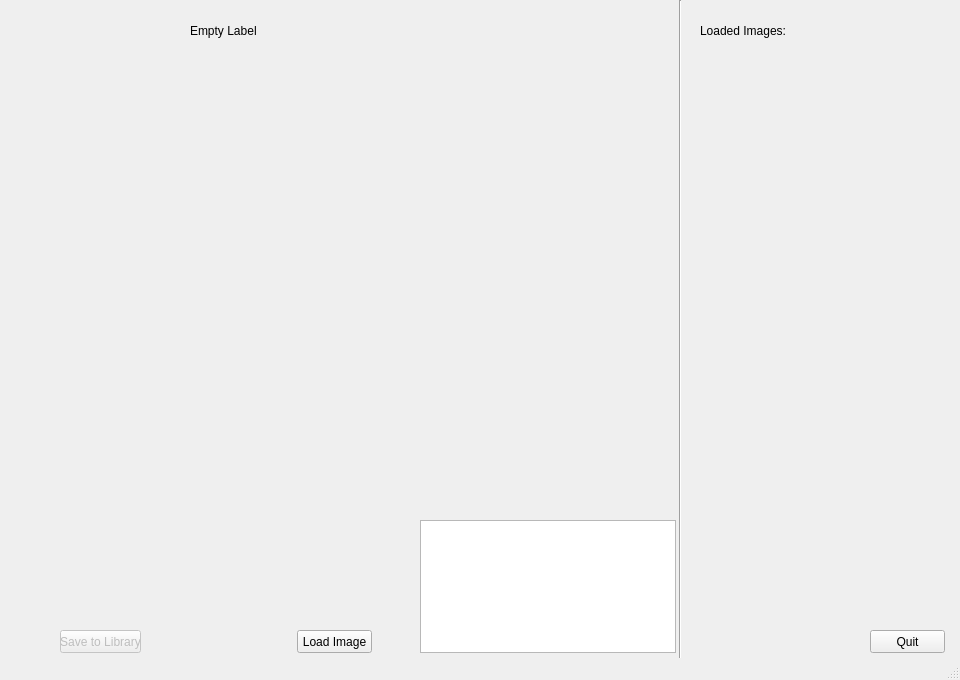
First picture: the form in mainWin.ui, repository TimotheosS/Automatic-Image-Annotation, before the edit.
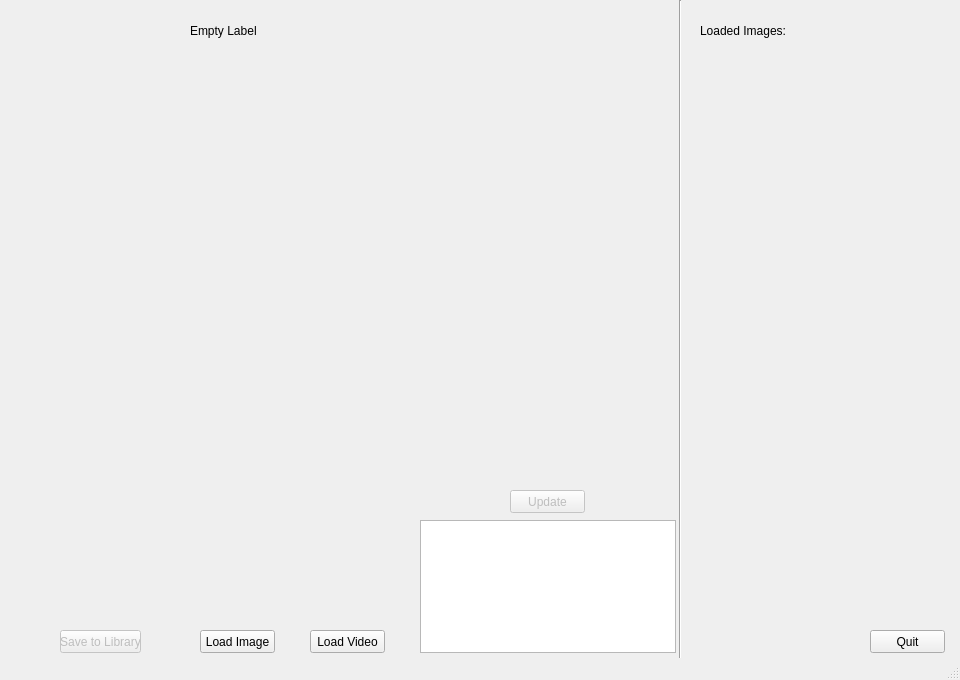
Second picture: the form after the edit.

What changed in the file:
```diff
--- a/mainWin.ui
+++ b/mainWin.ui
@@ -26,7 +26,7 @@
    <widget class="QPushButton" name="loadIm">
     <property name="geometry">
      <rect>
-      <x>297</x>
+      <x>200</x>
       <y>630</y>
       <width>75</width>
       <height>23</height>
@@ -117,6 +117,35 @@
      <enum>QAbstractScrollArea::AdjustToContents</enum>
     </property>
    </widget>
+   <widget class="QPushButton" name="loadVid">
+    <property name="geometry">
+     <rect>
+      <x>310</x>
+      <y>630</y>
+      <width>75</width>
+      <height>23</height>
+     </rect>
+    </property>
+    <property name="text">
+     <string>Load Video</string>
+    </property>
+   </widget>
+   <widget class="QPushButton" name="updateBoxes">
+    <property name="enabled">
+     <bool>false</bool>
+    </property>
+    <property name="geometry">
+     <rect>
+      <x>510</x>
+      <y>490</y>
+      <width>75</width>
+      <height>23</height>
+     </rect>
+    </property>
+    <property name="text">
+     <string>Update</string>
+    </property>
+   </widget>
   </widget>
   <widget class="QMenuBar" name="menubar">
    <property name="geometry">
```
